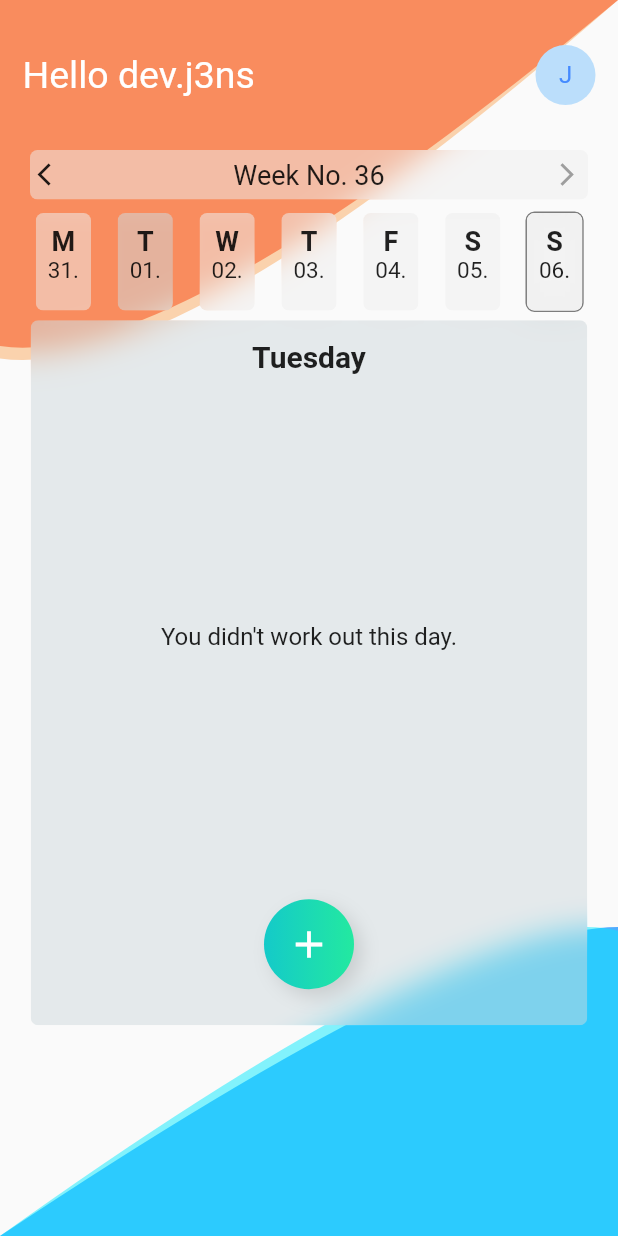
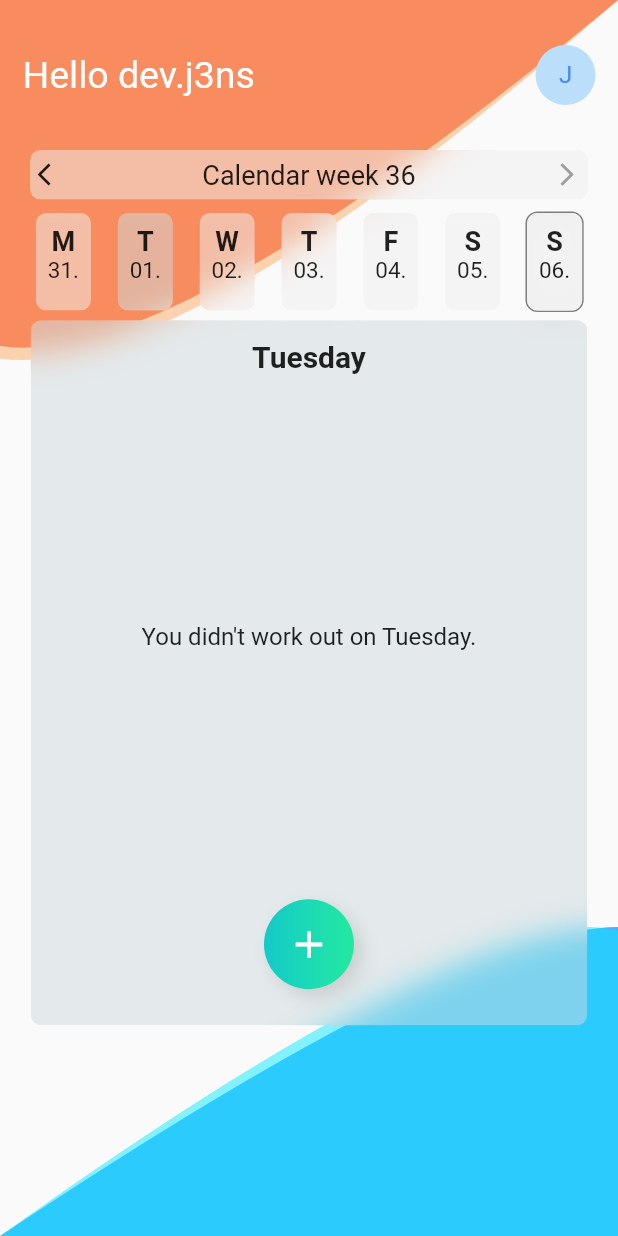
Before and after one commit to devj3ns/workouttracker, a Flutter app: the screen it shows once a user with an empty profile is signed in, after a tap on an icon or button, on a phone screen of 412 x 824 dp. Run offline on Flutter 3.47's test engine with Material 2 defaults, Android fonts, the phone set to English and light mode, and no system bars; our stand-ins replace cloud_firestore, firebase_auth, flutter_spinkit, font_awesome_flutter, google_fonts; accounts and stored records are empty.

Commit message:
Small improvements and fixes

```diff
--- a/lib/dateExtensions.dart
+++ b/lib/dateExtensions.dart
@@ -15,9 +15,26 @@ extension DateExtensions on DateTime {
         this.day == other.day;
   }
 
+  bool isYesterday() {
+    DateTime now = DateTime.now();
+    return DateTime(this.year, this.month, this.day).difference(DateTime(now.year, now.month, now.day)).inDays == -1;
+  }
+
   int getWeekNumber() {
+    //get Week Number according to ISO 8601
+    int daysToAdd = DateTime.thursday - this.weekday;
+    DateTime thursdayDate = daysToAdd > 0 ? this.add(Duration(days: daysToAdd)) : this.subtract(Duration(days: daysToAdd.abs()));
+    int dayOfYearThursday = thursdayDate.difference(DateTime(thursdayDate.year, 1, 1)).inDays;
+    return 1 + ((dayOfYearThursday - 1) / 7).floor();
+  }
+
+  /*int getWeekNumber() {
     int dayOfYear = int.parse(DateFormat("D").format(this));
     return ((dayOfYear - DateTime.now().weekday + 10) / 7).floor();
+  }*/
+
+  bool isThisWeek(){
+    return this.getWeekNumber() == DateTime.now().getWeekNumber();
   }
 }
 
--- a/lib/widgets/frostedBox.dart
+++ b/lib/widgets/frostedBox.dart
@@ -4,28 +4,40 @@ import 'package:flutter/material.dart';
 
 class FrostedBox extends StatelessWidget {
   final Widget child;
-  final Color color;
-  final Color borderColor;
+  final Color customColor;
   final double borderRadius;
+  final bool colorHighlight;
+  final bool borderHighlight;
 
-  FrostedBox({@required this.child, this.color, this.borderColor = Colors.transparent, this.borderRadius = 6});
+  FrostedBox({
+    @required this.child,
+    this.customColor,
+    this.borderRadius = 8,
+    this.colorHighlight = false,
+    this.borderHighlight = false,
+  });
 
   @override
   Widget build(BuildContext context) {
     return Container(
       decoration: BoxDecoration(
         borderRadius: BorderRadius.circular(borderRadius),
-        border: Border.all(color: borderColor),
+        border: Border.all(
+            color: borderHighlight
+                ? Colors.black12.withOpacity(0.5)
+                : Colors.transparent),
       ),
       child: ClipRRect(
-        borderRadius: BorderRadius.circular(5),
+        borderRadius: BorderRadius.circular(borderRadius - 1),
         child: BackdropFilter(
           filter: ImageFilter.blur(sigmaX: 10.0, sigmaY: 10.0),
           child: Container(
             decoration: BoxDecoration(
-              color: color == null
-                  ? Colors.grey.shade200.withOpacity(0.5)
-                  : color.withOpacity(0.5),
+              color: customColor == null
+                  ? colorHighlight
+                      ? Colors.blueGrey[100].withOpacity(0.5)
+                      : Colors.grey.shade200.withOpacity(0.5)
+                  : customColor,
             ),
             child: child,
           ),
--- a/lib/widgets/home/dayButton.dart
+++ b/lib/widgets/home/dayButton.dart
@@ -29,8 +29,8 @@ class DayButton extends StatelessWidget {
     DatabaseService _database = DatabaseService(uid: user.uid);
 
     return FrostedBox(
-      color: currentlySelected ? Colors.blueGrey[100] : null,
-      borderColor: date.isToday() ? Colors.black12.withOpacity(0.5) : Colors.transparent,
+      colorHighlight: currentlySelected,
+      borderHighlight: date.isToday(),
       child: InkWell(
         onTap: () => changeDate(date),
         child: Padding(
--- a/lib/widgets/home/dayWorkoutList.dart
+++ b/lib/widgets/home/dayWorkoutList.dart
@@ -1,5 +1,4 @@
 import 'package:flutter/material.dart';
-import 'package:firebase_auth/firebase_auth.dart';
 import 'package:flutter/cupertino.dart';
 import 'package:provider/provider.dart';
 import 'package:intl/intl.dart';
@@ -14,7 +13,6 @@ import '../addButton.dart';
 import '../frostedBox.dart';
 import 'package:workouttracker/dateExtensions.dart';
 
-
 class DayWorkoutList extends StatelessWidget {
   final DateTime date;
 
@@ -26,11 +24,24 @@ class DayWorkoutList extends StatelessWidget {
     DatabaseService _database = DatabaseService(uid: user.uid);
 
     bool isInFuture = date.isAfter(DateTime.now());
+    String weekday = DateFormat('EEEE').format(date);
+
+    String getPlaceHolderText() {
+      return isInFuture
+          ? "If you had a time machine you could probably see a workout her ;)"
+          : date.isToday()
+              ? "You didn't work out today."
+              : date.isYesterday()
+                  ? "You didn't work out yesterday."
+                  : date.isThisWeek()
+                      ? "You didn't work out on " + weekday + "."
+                      : "You didn't work out this day.";
+    }
 
     return Padding(
       padding: const EdgeInsets.all(4.5),
       child: FrostedBox(
-        color: Colors.blueGrey[100],
+        colorHighlight: true,
         child: Padding(
           padding: const EdgeInsets.all(8.0),
           child: Column(
@@ -40,9 +51,7 @@ class DayWorkoutList extends StatelessWidget {
                 height: 5,
               ),
               Text(
-                date.isToday()
-                    ? "Today"
-                    : DateFormat('EEEE').format(date),
+                date.isToday() ? "Today" : weekday,
                 style: TextStyle(fontSize: 20, fontWeight: FontWeight.bold),
                 textAlign: TextAlign.center,
               ),
@@ -58,10 +67,7 @@ class DayWorkoutList extends StatelessWidget {
                     } else {
                       if (snapshot.data.length == 0) {
                         return Center(
-                          child: Text(
-                              isInFuture
-                                  ? "If you had a time machine you could probably see a workout her ;)"
-                                  : "You didn't work out this day.",
+                          child: Text(getPlaceHolderText(),
                               textAlign: TextAlign.center,
                               style: TextStyle(fontSize: 16)),
                         );
--- a/lib/widgets/home/weekRow.dart
+++ b/lib/widgets/home/weekRow.dart
@@ -36,7 +36,7 @@ class WeekRow extends StatelessWidget {
             Padding(
               padding: const EdgeInsets.all(6.0),
               child: Text(
-                "Week No. " + selectedWeek.toString(),
+                "Calendar week " + selectedWeek.toString(),
                 style: TextStyle(
                   fontSize: 18,
                 ),
--- a/lib/widgets/home/workoutListItem.dart
+++ b/lib/widgets/home/workoutListItem.dart
@@ -23,7 +23,7 @@ class WorkoutListItem extends StatelessWidget {
     return Padding(
       padding: const EdgeInsets.symmetric(vertical: 3.0),
       child: FrostedBox(
-        color: Colors.blueGrey.shade100,
+        customColor: Colors.blueGrey.shade100.withOpacity(0.8),
         child: ListTile(
           leading: Column(
             mainAxisAlignment: MainAxisAlignment.center,
```
